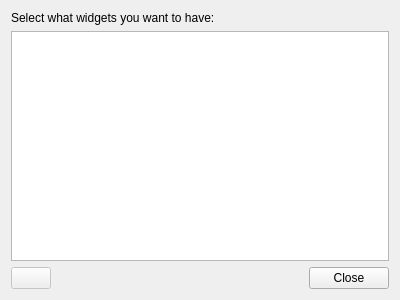
This is plugins/dashboard/appletselector.ui in KDE/kdevelop as Qt 5 draws it before an edit. The edited form follows.
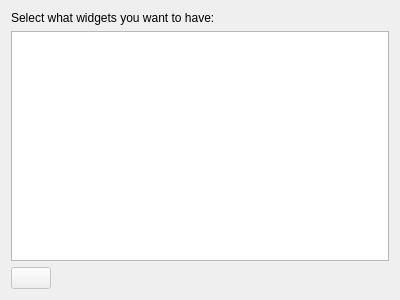
This is the edited form.

Commit message: Add again the applet filtering

What changed in the file:
```diff
--- a/plugins/dashboard/appletselector.ui
+++ b/plugins/dashboard/appletselector.ui
@@ -54,13 +54,6 @@
      </property>
     </spacer>
    </item>
-   <item row="2" column="2">
-    <widget class="QDialogButtonBox" name="buttonBox">
-     <property name="standardButtons">
-      <set>QDialogButtonBox::Close</set>
-     </property>
-    </widget>
-   </item>
   </layout>
  </widget>
  <resources/>
```
The commit also changes 1 other file.
